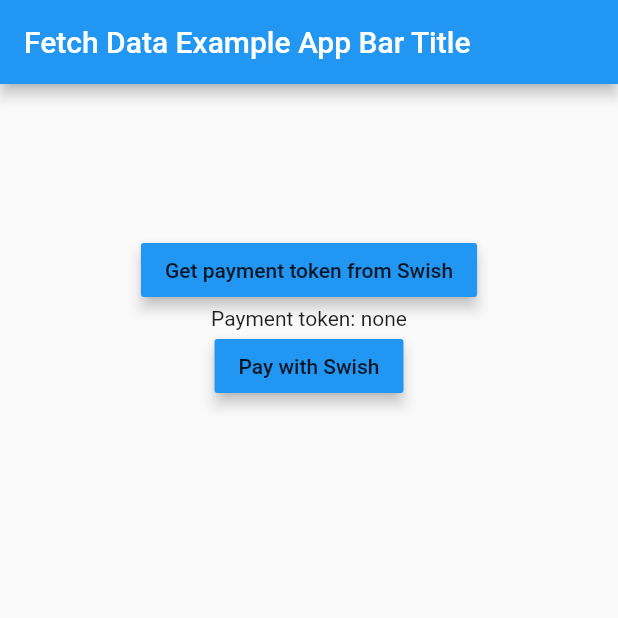
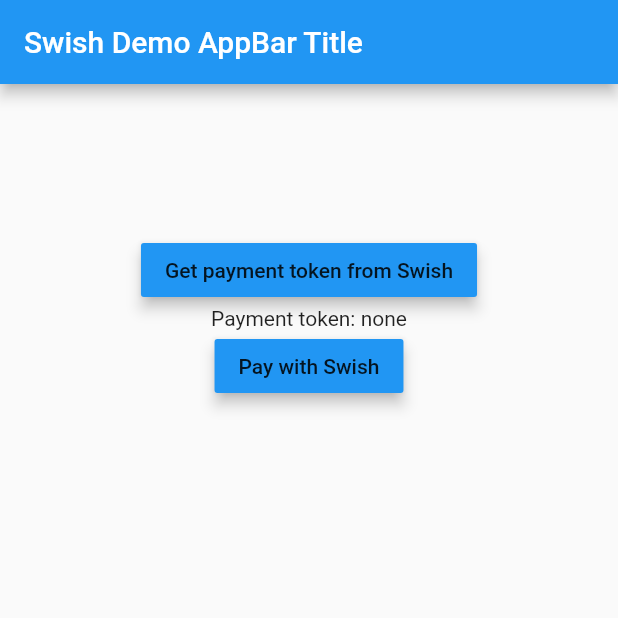
Before and after one commit to aeolus/swish-demo, a Flutter app: the screen it shows after launch, on a phone screen of 412 x 824 dp, the top half of it. Run offline on Flutter 3.47's test engine with Material 2 defaults, Android fonts, the phone set to English and light mode, and no system bars.

Commit message:
minor updates

```diff
--- a/lib/main.dart
+++ b/lib/main.dart
@@ -18,6 +18,7 @@ class SwishDemoApp extends StatelessWidget {
 }
 
 class SwishDemoState extends State<SwishDemo> {
+
   String _paymentRequestToken = 'none';
 
   Widget futureTokenWidgetOnButtonPress() {
@@ -50,7 +51,7 @@ class SwishDemoState extends State<SwishDemo> {
   Widget build(BuildContext context) {
     return Scaffold(
       appBar: AppBar(
-        title: Text('Fetch Data Example App Bar Title'),
+        title: Text('Swish Demo AppBar Title'),
       ),
       body: Container(
         margin: const EdgeInsets.only(top: 100.0),
```
Also changed, not shown: 1 other file.
